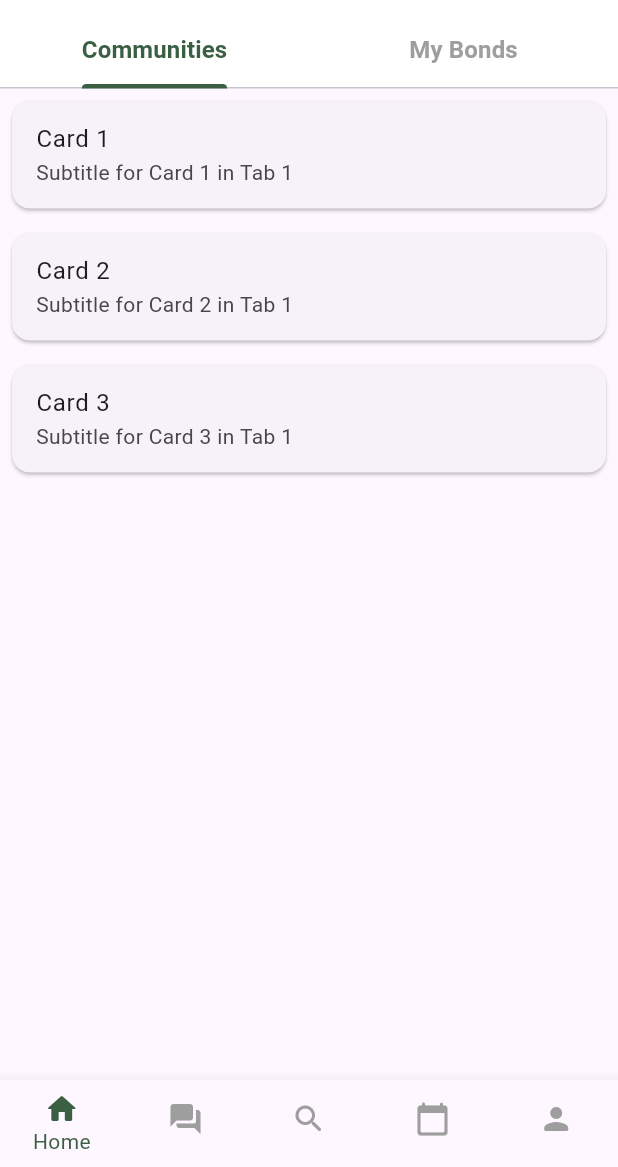
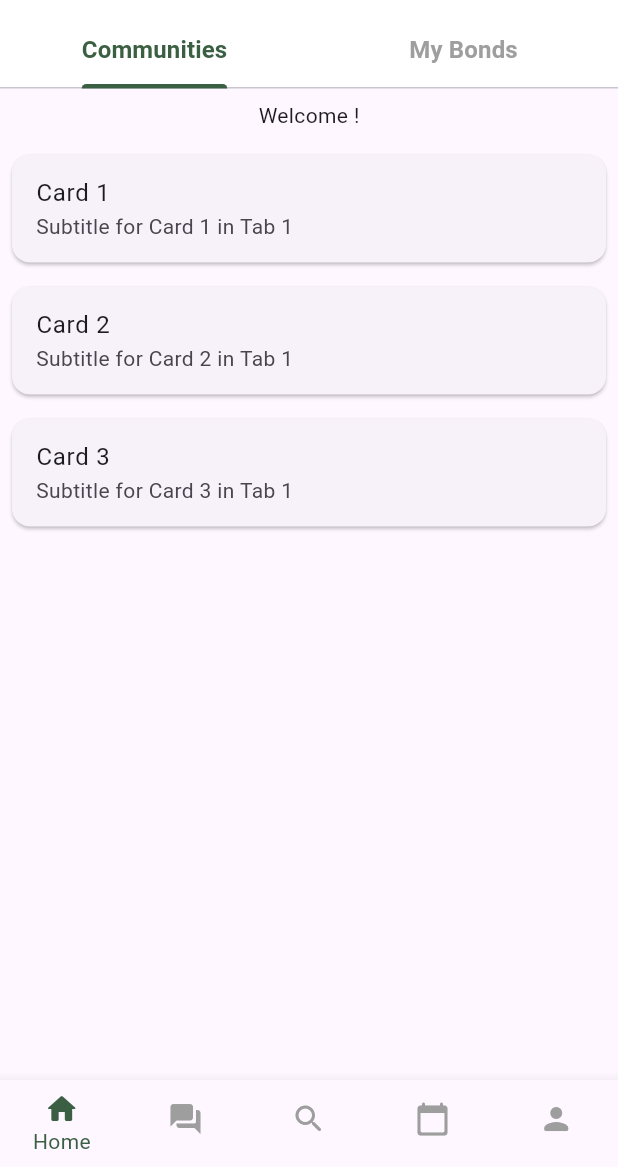
Before and after one commit to BroncoBond/Bronco-Bond, a Flutter app: the BottomNavBar screen opened directly with empty values, on a phone screen of 412 x 824 dp, the part 69-1236 px from its top. Run offline on Flutter 3.47's test engine with Material 3 defaults, Android fonts, the phone set to English and light mode, and no system bars; our stand-ins replace google_fonts, image_picker, jwt_decoder, shared_preferences; accounts and stored records are empty; generated files the repository leaves out were written again; network calls fail.

Commit message:
moved username to home page

```diff
--- a/lib/src/screens/home_page.dart
+++ b/lib/src/screens/home_page.dart
@@ -1,14 +1,52 @@
+import 'package:bronco_bond/src/config.dart';
 import 'package:flutter/material.dart';
 import 'package:google_fonts/google_fonts.dart';
+import 'package:shared_preferences/shared_preferences.dart';
+import 'package:http/http.dart' as http;
+import 'dart:convert';
 
 class HomePage extends StatefulWidget {
-  const HomePage({super.key});
+  final userID;
+  const HomePage({@required this.userID, Key? key}) : super(key: key);
 
   @override
   HomePageState createState() => HomePageState();
 }
 
 class HomePageState extends State<HomePage> {
+  late String username = '';
+  late SharedPreferences prefs;
+
+  Future<void> fetchDataUsingUserID(String userID) async {
+    try {
+      final response = await http.get(Uri.parse('$getUserByID/$userID'));
+
+      if (response.statusCode == 200) {
+        final userData = json.decode(response.body);
+
+        setState(() {
+          username = userData['user']['username'] ?? 'Unknown';
+        });
+      } else {
+        print('Failed to fetch user data. Status code: ${response.statusCode}');
+        print('Response body: ${response.body}');
+      }
+    } catch (e) {
+      print('Error fetching user data: $e');
+    }
+  }
+
+  @override
+  void initState() {
+    super.initState();
+    initSharedPref();
+    fetchDataUsingUserID(widget.userID);
+  }
+
+  void initSharedPref() async {
+    prefs = await SharedPreferences.getInstance();
+  }
+
   @override
   Widget build(BuildContext context) {
     return DefaultTabController(
@@ -36,10 +74,20 @@ class HomePageState extends State<HomePage> {
           ),
           automaticallyImplyLeading: false,
         ),
-        body: TabBarView(
+        body: Column(
           children: [
-            buildTabContent('Tab 1'),
-            buildTabContent('Tab 2'),
+            Padding(
+              padding: const EdgeInsets.all(8.0),
+              child: Text('Welcome $username!'),
+            ),
+            Expanded(
+              child: TabBarView(
+                children: [
+                  buildTabContent('Tab 1'),
+                  buildTabContent('Tab 2'),
+                ],
+              ),
+            ),
           ],
         ),
       ),
--- a/lib/src/screens/nav_bar.dart
+++ b/lib/src/screens/nav_bar.dart
@@ -24,9 +24,11 @@ class BottomNavBarState extends State<BottomNavBar> {
       body: IndexedStack(
         index: _currentIndex,
         children: [
-          const HomePage(),
+          HomePage(
+            userID: widget.userID,
+          ),
           const ChatPage(),
-          SearchPage(token: widget.token),
+          const SearchPage(),
           const EventsPage(),
           UserProfile(userID: widget.userID)
         ],
```
Also changed, not shown: lib/src/screens/search_page.dart (+3 -16 lines).
